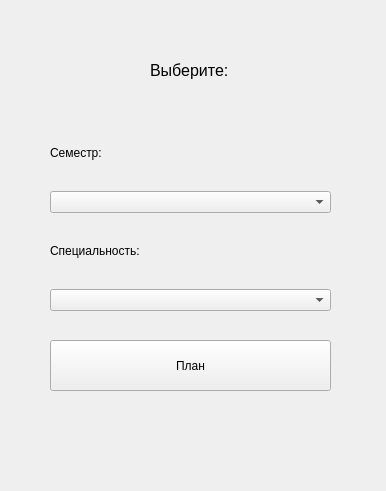
Before: the Qt Designer form ElectronicJournal/toplan.ui in MariyaMari/myJournal, drawn with Qt 5.
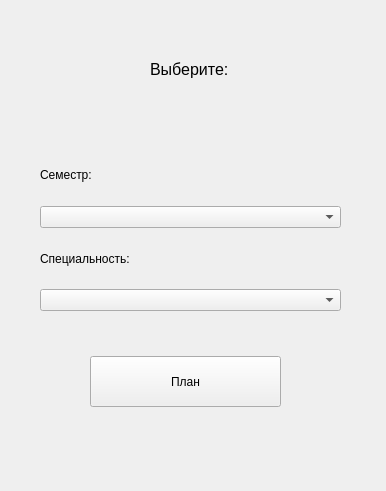
After: the same form once the commit is applied.

Patch:
```diff
--- a/ElectronicJournal/toplan.ui
+++ b/ElectronicJournal/toplan.ui
@@ -13,58 +13,13 @@
   <property name="windowTitle">
    <string>Form</string>
   </property>
-  <widget class="QWidget" name="verticalLayoutWidget">
-   <property name="geometry">
-    <rect>
-     <x>50</x>
-     <y>120</y>
-     <width>281</width>
-     <height>191</height>
-    </rect>
-   </property>
-   <layout class="QVBoxLayout" name="verticalLayout_2">
-    <item>
-     <widget class="QLabel" name="label_4">
-      <property name="text">
-       <string>Семестр:</string>
-      </property>
-     </widget>
-    </item>
-    <item>
-     <widget class="QComboBox" name="comboBox"/>
-    </item>
-    <item>
-     <widget class="QLabel" name="label_5">
-      <property name="text">
-       <string>Специальность:</string>
-      </property>
-     </widget>
-    </item>
-    <item>
-     <widget class="QComboBox" name="comboBox_2"/>
-    </item>
-   </layout>
-  </widget>
-  <widget class="QPushButton" name="pushButton">
-   <property name="geometry">
-    <rect>
-     <x>50</x>
-     <y>340</y>
-     <width>281</width>
-     <height>51</height>
-    </rect>
-   </property>
-   <property name="text">
-    <string>План</string>
-   </property>
-  </widget>
   <widget class="QLabel" name="label">
    <property name="geometry">
     <rect>
      <x>150</x>
      <y>60</y>
-     <width>91</width>
-     <height>21</height>
+     <width>84</width>
+     <height>19</height>
     </rect>
    </property>
    <property name="font">
@@ -76,6 +31,51 @@
     <string>Выберите: </string>
    </property>
   </widget>
+  <widget class="QPushButton" name="pushButton">
+   <property name="geometry">
+    <rect>
+     <x>90</x>
+     <y>356</y>
+     <width>191</width>
+     <height>51</height>
+    </rect>
+   </property>
+   <property name="text">
+    <string>План</string>
+   </property>
+  </widget>
+  <widget class="QWidget" name="">
+   <property name="geometry">
+    <rect>
+     <x>40</x>
+     <y>150</y>
+     <width>301</width>
+     <height>161</height>
+    </rect>
+   </property>
+   <layout class="QVBoxLayout" name="verticalLayout_2">
+    <item>
+     <widget class="QLabel" name="label_4">
+      <property name="text">
+       <string>Семестр:</string>
+      </property>
+     </widget>
+    </item>
+    <item>
+     <widget class="QComboBox" name="comboBox"/>
+    </item>
+    <item>
+     <widget class="QLabel" name="label_5">
+      <property name="text">
+       <string>Специальность:</string>
+      </property>
+     </widget>
+    </item>
+    <item>
+     <widget class="QComboBox" name="comboBox_2"/>
+    </item>
+   </layout>
+  </widget>
  </widget>
  <resources/>
  <connections/>
```
